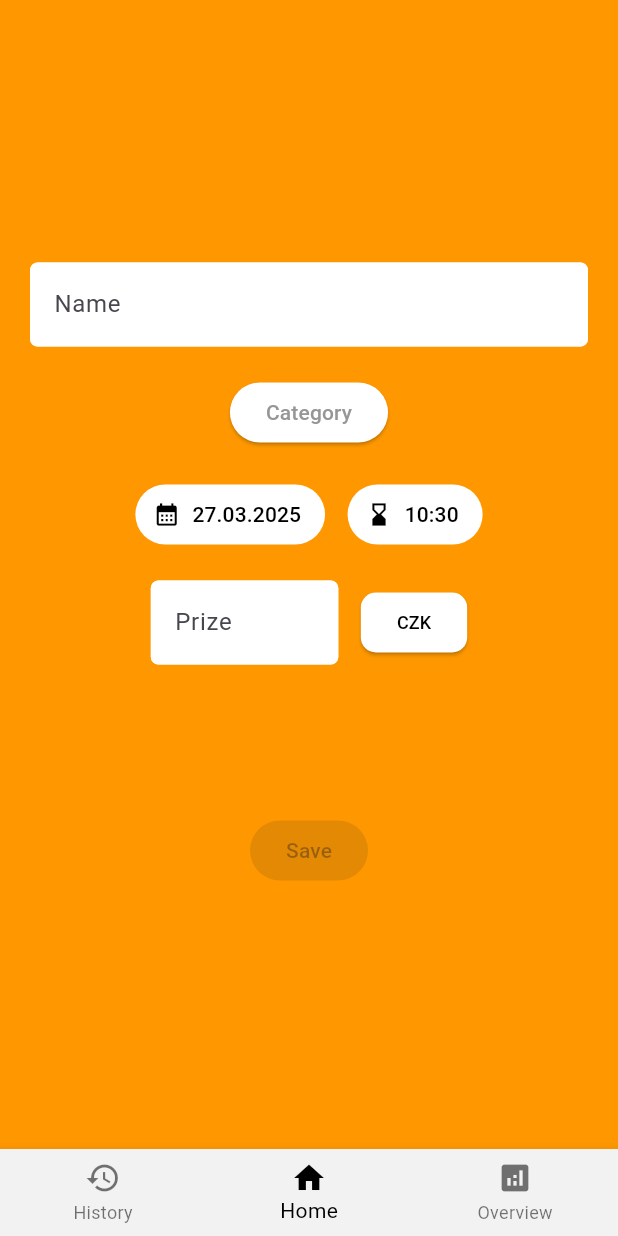
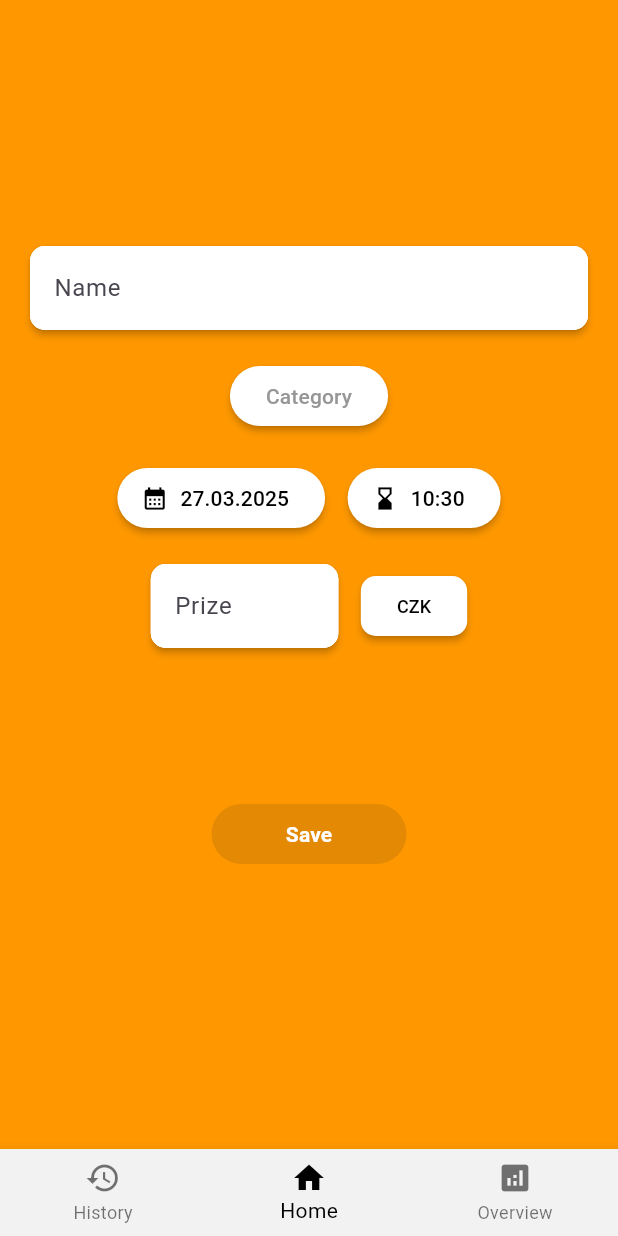
Before and after one commit to drapek9/expense_tracker, a Flutter app: the screen it shows after launch, on a phone screen of 412 x 824 dp. Run offline on Flutter 3.47's test engine with Material 3 defaults, Android fonts, the phone set to English and light mode, and no system bars; our stand-ins replace fl_chart, flutter_bloc, scroll_snap_list, shared_preferences.

Commit message:
když kliknutí na button nebo mimo textfield, tak zrušení focus klávesnice - překrýt obsah + lepší grafika přidávání + nemazat aktuální stav apky ve screens

```diff
--- a/lib/history/history_main.dart
+++ b/lib/history/history_main.dart
@@ -11,10 +11,14 @@ class HistoryScreen extends StatefulWidget {
   State<HistoryScreen> createState() => _HistoryScreenState();
 }
 
-class _HistoryScreenState extends State<HistoryScreen> {
+class _HistoryScreenState extends State<HistoryScreen> with AutomaticKeepAliveClientMixin {
+
+  @override
+  bool get wantKeepAlive => true;
 
   @override
   Widget build(BuildContext context) {
+    super.build(context);
     final blocProv = context.read<ExpenseBloc>();
 
     void removeExpense(theExpense){
--- a/lib/home/home_main.dart
+++ b/lib/home/home_main.dart
@@ -13,7 +13,7 @@ class HomeScreen extends StatefulWidget {
   State<HomeScreen> createState() => _HomeScreenState();
 }
 
-class _HomeScreenState extends State<HomeScreen> {
+class _HomeScreenState extends State<HomeScreen> with AutomaticKeepAliveClientMixin {
   TextEditingController nameController = TextEditingController();
   TextEditingController prizeController = TextEditingController();
   int? theCategory;
@@ -21,6 +21,20 @@ class _HomeScreenState extends State<HomeScreen> {
   DateTime theDate = DateTime.now();
   bool nameOk = false;
   bool prizeOk = false;
+
+  final FocusNode _nameFocusNode = FocusNode();
+  final FocusNode _prizeFocusNode = FocusNode();
+
+  @override
+  void dispose() {
+    _nameFocusNode.dispose();
+    _prizeFocusNode.dispose();
+    super.dispose();
+  }
+
+  void _removeFocus() {
+    FocusScope.of(context).requestFocus(FocusNode()); // Přesun fokusu pryč
+  }
 
 
   Map<int, String> categoryOptions = {1: "Jídlo a nápoje",2: "Doprava",3: "Zábava",4: "Zdraví a péče",5: "Oblečení a obuv",6: "Cestování a dovolená",7: "Účty a domácnost"};
@@ -49,7 +63,11 @@ class _HomeScreenState extends State<HomeScreen> {
   }
 
   @override
+  bool get wantKeepAlive => true;
+
+  @override
   Widget build(BuildContext context) {
+    super.build(context);
     final blocProv = context.read<ExpenseBloc>();
     nameController.addListener((){
       if (nameController.text.trim() != "" && !nameOk){
@@ -75,12 +93,19 @@ class _HomeScreenState extends State<HomeScreen> {
       }
 
     });
-    return Scaffold(
+    return GestureDetector(
+      onTap: _removeFocus,
+      child: Scaffold(
+        resizeToAvoidBottomInset: false,
         backgroundColor: Colors.orange,
         body: SafeArea(
-        child: Expanded(
-          child: Container(
-            padding: EdgeInsets.symmetric(horizontal: 20, vertical: 20),
+          child: SingleChildScrollView(
+            child: ConstrainedBox(
+              constraints: BoxConstraints(
+                minHeight: MediaQuery.of(context).size.height
+              ),
+              child: Padding(
+                padding: EdgeInsets.only(bottom: 80, left: 20, right: 20),
                 child: Column(
                   spacing: 20,
                   mainAxisAlignment: MainAxisAlignment.center,
@@ -89,13 +114,16 @@ class _HomeScreenState extends State<HomeScreen> {
                       theHintText: "Name",
                       theController: nameController,
                       typeInput: "normal",
+                      theFocusNode: _nameFocusNode,
                     ),
                     ElevatedButton(
                       onPressed: (){
+                        _removeFocus();
                         showCategoryList(context, categoryOptions, setCategoryNum, theCategory);
                       },
                       style: ElevatedButton.styleFrom(
-                    backgroundColor: Colors.white
+                        backgroundColor: Colors.white,
+                        elevation: 2
                       ),
                       child: Text(
                         theCategory != null ? categoryOptions[theCategory]! : "Category",
@@ -106,11 +134,13 @@ class _HomeScreenState extends State<HomeScreen> {
                     Row(
                       mainAxisAlignment: MainAxisAlignment.center,
                       children: [
-                    TextButton.icon(
-                  style: TextButton.styleFrom(
-                    backgroundColor: Colors.white
+                        ElevatedButton.icon(
+                      style: ElevatedButton.styleFrom(
+                        backgroundColor: Colors.white,
+                        elevation: 2
                       ),
                       onPressed: (){
+                        _removeFocus();
                         showChooserDate(context, theDate, setDateTime);
                       },
                       icon: Icon(
@@ -128,11 +158,13 @@ class _HomeScreenState extends State<HomeScreen> {
                         width: 15,
                       ),
 
-                  TextButton.icon(
-                    style: TextButton.styleFrom(
-                      backgroundColor: Colors.white
+                      ElevatedButton.icon(
+                        style: ElevatedButton.styleFrom(
+                          backgroundColor: Colors.white,
+                          elevation: 2
                         ),
                         onPressed: (){
+                          _removeFocus();
                           showChooserTime(context, setDateTime, theDate);
                         },
                         icon: Icon(Icons.hourglass_bottom_sharp, color: Colors.black,),
@@ -154,16 +186,19 @@ class _HomeScreenState extends State<HomeScreen> {
                             theHintText: "Prize",
                             theController: prizeController,
                             typeInput: "number",
+                            theFocusNode: _prizeFocusNode,
                           )
                           ),
                         ElevatedButton(
                           style: ElevatedButton.styleFrom(
                             backgroundColor: Colors.white,
+                            elevation: 2,
                             shape: RoundedRectangleBorder(
                               borderRadius: BorderRadius.circular(10)
                             )
                           ),
                           onPressed: (){
+                            _removeFocus();
                             showCategoryList(context, currencyOptions, setCurrencyNum, theCurrency);
                           },
                           child: Text(
@@ -178,8 +213,16 @@ class _HomeScreenState extends State<HomeScreen> {
                     SizedBox(
                       height: 60,
                     ),
-                ElevatedButton(
+                    SizedBox(
+                      width: 130,
+                      child: ElevatedButton(
+
+                        style: ElevatedButton.styleFrom(
+                          elevation: 2,
+                          backgroundColor: Colors.black
+                        ),
                         onPressed: theCategory != null && nameOk && prizeOk ? () {
+                          _removeFocus();
                           blocProv.add(OnAddExpense(
                             Expense(
                               category: theCategory,
@@ -200,11 +243,18 @@ class _HomeScreenState extends State<HomeScreen> {
                           });
                         } : null,
                         child: Text(
-                    "Save"
-                  ))
+                          "Save",
+                          style: TextStyle(
+                            color: Colors.white,
+                            fontWeight: FontWeight.bold
+                          ),
+                        )),
+                    )
                   ],
                 ),
+              ),
             ))),
+      ),
     );
   }
 }
@@ -214,12 +264,17 @@ class TextInput extends StatelessWidget {
   String theHintText;
   TextEditingController theController;
   String typeInput;
+  FocusNode theFocusNode;
 
-  TextInput({required this.theHintText, required this.theController, required this.typeInput});
+  TextInput({required this.theHintText, required this.theController, required this.typeInput, required this.theFocusNode});
 
   @override
   Widget build(BuildContext context) {
-    return TextField(
+    return Material(
+      elevation: 2,
+      borderRadius: BorderRadius.circular(10),
+      child: TextField(
+            focusNode: theFocusNode,
             keyboardType: typeInput == "number" ? TextInputType.number : TextInputType.text,
             controller: theController,
             decoration: InputDecoration(
@@ -227,16 +282,17 @@ class TextInput extends StatelessWidget {
               filled: true,
               fillColor: Colors.white,
               enabledBorder: OutlineInputBorder(
-              borderRadius: BorderRadius.all(Radius.circular(5)),
+                borderRadius: BorderRadius.all(Radius.circular(10)),
                 borderSide: BorderSide(
                   color: Colors.white
                 )
               ),
               focusedBorder: OutlineInputBorder(
-              borderRadius: BorderRadius.all(Radius.circular(5)),
+                borderRadius: BorderRadius.all(Radius.circular(10)),
                 borderSide: BorderSide(
                   color: Colors.white
                 )
+              ),
             ),
           ),
     );
--- a/lib/main.dart
+++ b/lib/main.dart
@@ -7,7 +7,8 @@ import 'package:flutter_bloc/flutter_bloc.dart';
 
 void main(){
   runApp(
-    BlocProvider(
+
+    BlocProvider<ExpenseBloc>(
       create: (context) => ExpenseBloc(),
       child: MainApp(),)
     );
--- a/lib/spending_overview/spending_overview_main.dart
+++ b/lib/spending_overview/spending_overview_main.dart
@@ -12,7 +12,7 @@ class SpendingOverviewScreen extends StatefulWidget {
   State<SpendingOverviewScreen> createState() => _SpendingOverviewScreenState();
 }
 
-class _SpendingOverviewScreenState extends State<SpendingOverviewScreen> {
+class _SpendingOverviewScreenState extends State<SpendingOverviewScreen> with AutomaticKeepAliveClientMixin {
 
   List graphColors = [Colors.red, Colors.blue, Colors.green, Colors.orange, Colors.purple, Colors.brown, Colors.black];
 
@@ -21,7 +21,11 @@ class _SpendingOverviewScreenState extends State<SpendingOverviewScreen> {
   int xNum2 = -1;
 
   @override
+  bool get wantKeepAlive => true;
+
+  @override
   Widget build(BuildContext context) {
+    super.build(context);
     xNum = -1;
     xNum2 = -1;
     xNumValue = {};
```
Lines whose indentation alone changed are shown as unchanged.
